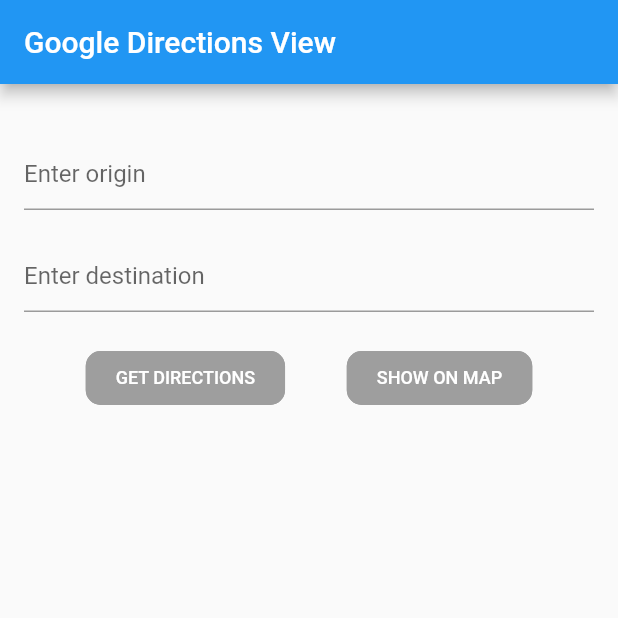
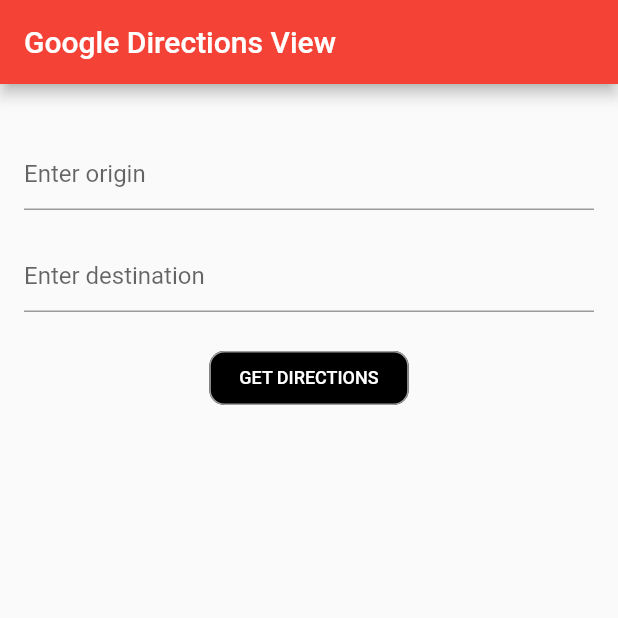
Before and after one commit to anilized/GoogleDirectionsHW, a Flutter app: the screen it shows after launch, on a phone screen of 412 x 824 dp, the top half of it. Run offline on Flutter 3.47's test engine with Material 2 defaults, Android fonts, the phone set to English and light mode, and no system bars; our stand-ins replace google_maps_flutter.

Commit message:
Update main.dart

```diff
--- a/lib/main.dart
+++ b/lib/main.dart
@@ -14,7 +14,7 @@ class MyApp extends StatelessWidget {
     return MaterialApp(
       title: 'Flutter Demo',
       theme: ThemeData(
-        primarySwatch: Colors.blue,
+        primarySwatch: Colors.red,
       ),
       home: MyHomePage(title: 'Google Directions View'),
     );
@@ -105,7 +105,7 @@ class _MyHomePageState extends State<MyHomePage> {
                 mainAxisAlignment: MainAxisAlignment.spaceEvenly,
                 children: <Widget>[
                   FlatButton(
-                    color: Colors.grey,
+                    color: Colors.black,
                     shape: RoundedRectangleBorder(
                         borderRadius: BorderRadius.circular(10.0),
                         side: BorderSide(color: Colors.grey)),
@@ -117,22 +117,6 @@ class _MyHomePageState extends State<MyHomePage> {
                     onPressed: () => _fetchData(),
                     child: Text(
                       "GET DIRECTIONS",
-                      style: TextStyle(fontSize: 12.0),
-                    ),
-                  ),
-                  FlatButton(
-                    color: Colors.grey,
-                    shape: RoundedRectangleBorder(
-                        borderRadius: BorderRadius.circular(10.0),
-                        side: BorderSide(color: Colors.grey)),
-                    textColor: Colors.white,
-                    disabledColor: Colors.grey,
-                    disabledTextColor: Colors.black,
-                    padding: EdgeInsets.symmetric(horizontal: 20.0),
-                    splashColor: Colors.grey,
-                    onPressed: () => _fetchData(),
-                    child: Text(
-                      "SHOW ON MAP",
                       style: TextStyle(fontSize: 12.0),
                     ),
                   ),
```
